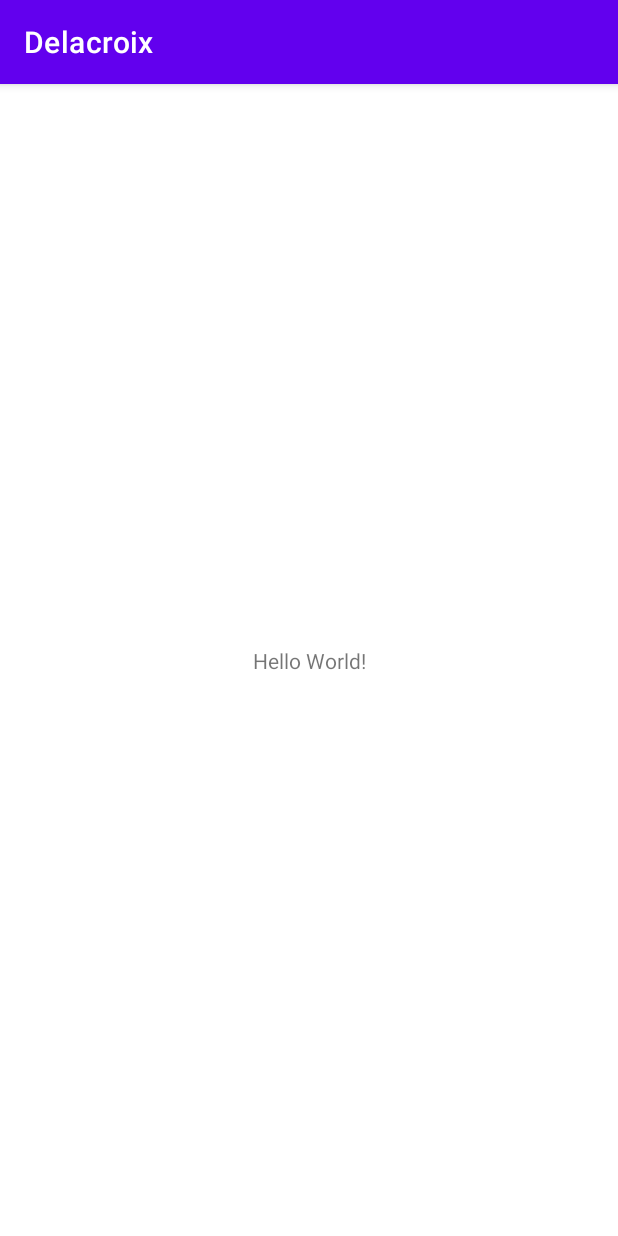
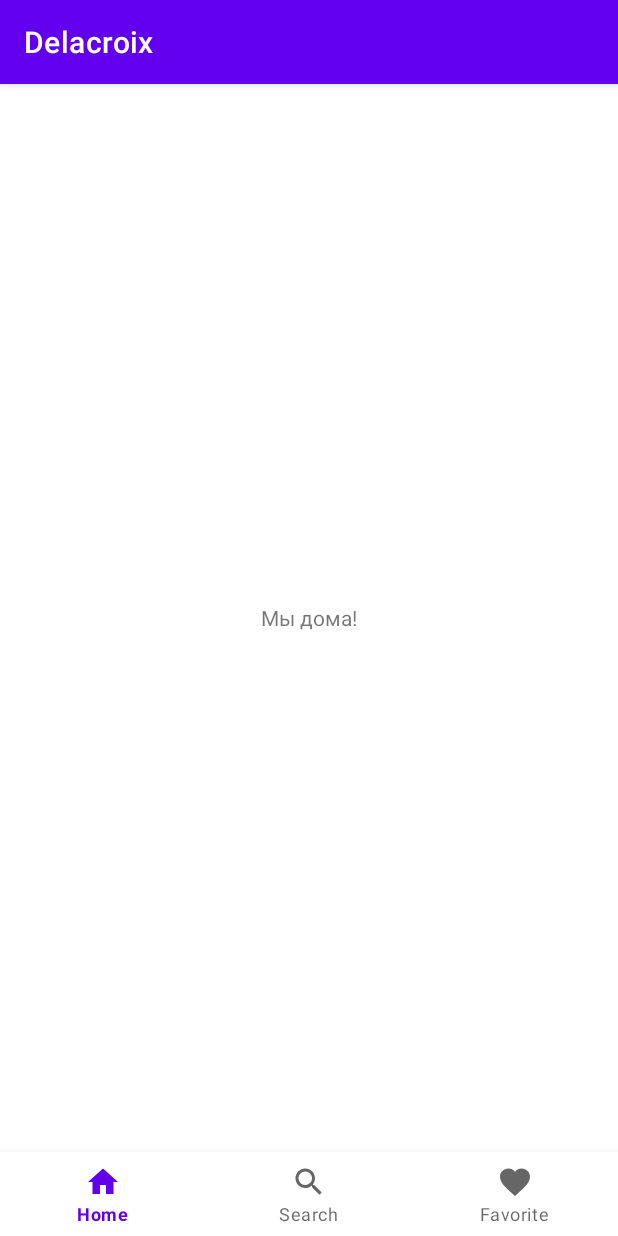
Before and after one commit to viktorsysuev/Delacroix, an Android app: the screen it shows after launch (MainActivity), on a phone screen of 412 x 824 dp. Run offline under Robolectric (Android 15) with nearby library versions, the phone set to English and light mode, and no system bars; our stand-ins replace navigation-ui.

Commit message:
[add] bottom navigation with navigation component

```diff
--- a/app/build.gradle
+++ b/app/build.gradle
@@ -29,6 +29,9 @@ android {
     kotlinOptions {
         jvmTarget = '1.8'
     }
+    buildFeatures {
+        viewBinding true
+    }
 }
 
 dependencies {
@@ -37,6 +40,12 @@ dependencies {
     implementation 'androidx.appcompat:appcompat:1.4.1'
     implementation 'com.google.android.material:material:1.5.0'
     implementation 'androidx.constraintlayout:constraintlayout:2.1.3'
+    implementation 'androidx.navigation:navigation-fragment-ktx:2.4.2'
+    implementation 'androidx.navigation:navigation-ui-ktx:2.4.2'
+    implementation 'androidx.legacy:legacy-support-v4:1.0.0'
+    implementation 'androidx.lifecycle:lifecycle-livedata-ktx:2.4.1'
+    implementation 'androidx.lifecycle:lifecycle-viewmodel-ktx:2.4.1'
+    implementation 'androidx.preference:preference:1.2.0'
     testImplementation 'junit:junit:4.13.2'
     androidTestImplementation 'androidx.test.ext:junit:1.1.3'
     androidTestImplementation 'androidx.test.espresso:espresso-core:3.4.0'
--- a/app/src/main/AndroidManifest.xml
+++ b/app/src/main/AndroidManifest.xml
@@ -10,7 +10,7 @@
         android:supportsRtl="true"
         android:theme="@style/Theme.Delacroix">
         <activity
-            android:name=".MainActivity"
+            android:name=".ui.MainActivity"
             android:exported="true">
             <intent-filter>
                 <action android:name="android.intent.action.MAIN" />
--- a/app/src/main/java/com/viktorsysuev/delacroix/MainActivity.kt
+++ /dev/null
@@ -1,11 +0,0 @@
-package com.viktorsysuev.delacroix
-
-import androidx.appcompat.app.AppCompatActivity
-import android.os.Bundle
-
-class MainActivity : AppCompatActivity() {
-    override fun onCreate(savedInstanceState: Bundle?) {
-        super.onCreate(savedInstanceState)
-        setContentView(R.layout.activity_main)
-    }
-}
--- /dev/null
+++ b/app/src/main/java/com/viktorsysuev/delacroix/ui/MainActivity.kt
@@ -0,0 +1,22 @@
+package com.viktorsysuev.delacroix.ui
+
+import android.os.Bundle
+import androidx.appcompat.app.AppCompatActivity
+import androidx.navigation.fragment.NavHostFragment
+import androidx.navigation.ui.setupWithNavController
+import com.google.android.material.bottomnavigation.BottomNavigationView
+import com.viktorsysuev.delacroix.R
+
+class MainActivity : AppCompatActivity() {
+    override fun onCreate(savedInstanceState: Bundle?) {
+        super.onCreate(savedInstanceState)
+        setContentView(R.layout.activity_main)
+
+        val bottomNavView = findViewById<BottomNavigationView>(R.id.bottom_navigation_view)
+        val navHostFragment =
+            supportFragmentManager.findFragmentById(R.id.fragmentContainerView) as NavHostFragment
+        val navController = navHostFragment.navController
+        bottomNavView.setupWithNavController(navController)
+    }
+
+}
--- /dev/null
+++ b/app/src/main/java/com/viktorsysuev/delacroix/ui/favorite/FavoriteFragment.kt
@@ -0,0 +1,22 @@
+package com.viktorsysuev.delacroix.ui.favorite
+
+import android.os.Bundle
+import android.view.LayoutInflater
+import android.view.View
+import android.view.ViewGroup
+import androidx.fragment.app.Fragment
+import com.viktorsysuev.delacroix.databinding.FragmentFavoriteBinding
+
+class FavoriteFragment : Fragment() {
+    private var _binding: FragmentFavoriteBinding? = null
+
+    private val binding get() = _binding!!
+
+    override fun onCreateView(
+        inflater: LayoutInflater,
+        container: ViewGroup?,
+        savedInstanceState: Bundle?
+    ): View = FragmentFavoriteBinding.inflate(inflater, container, false).also {
+        _binding = it
+    }.root
+}
--- /dev/null
+++ b/app/src/main/java/com/viktorsysuev/delacroix/ui/home/HomeFragment.kt
@@ -0,0 +1,30 @@
+package com.viktorsysuev.delacroix.ui.home
+
+import android.os.Bundle
+import android.view.LayoutInflater
+import android.view.View
+import android.view.ViewGroup
+import androidx.fragment.app.Fragment
+import com.viktorsysuev.delacroix.databinding.FragmentHomeBinding
+
+class HomeFragment : Fragment() {
+
+    private var _binding: FragmentHomeBinding? = null
+
+    private val binding get() = _binding!!
+
+    override fun onCreateView(
+        inflater: LayoutInflater,
+        container: ViewGroup?,
+        savedInstanceState: Bundle?
+    ): View =
+        FragmentHomeBinding.inflate(inflater, container, false).also {
+            _binding = it
+        }.root
+
+    override fun onViewCreated(view: View, savedInstanceState: Bundle?) {
+        super.onViewCreated(view, savedInstanceState)
+
+
+    }
+}
--- /dev/null
+++ b/app/src/main/java/com/viktorsysuev/delacroix/ui/search/SearchFragment.kt
@@ -0,0 +1,23 @@
+package com.viktorsysuev.delacroix.ui.search
+
+import android.os.Bundle
+import android.view.LayoutInflater
+import android.view.View
+import android.view.ViewGroup
+import androidx.fragment.app.Fragment
+import com.viktorsysuev.delacroix.databinding.FragmentSearchBinding
+
+class SearchFragment : Fragment() {
+
+    private var _binding: FragmentSearchBinding? = null
+
+    private val binding get() = _binding!!
+
+    override fun onCreateView(
+        inflater: LayoutInflater,
+        container: ViewGroup?,
+        savedInstanceState: Bundle?
+    ): View = FragmentSearchBinding.inflate(inflater, container, false).also {
+        _binding = it
+    }.root
+}
--- /dev/null
+++ b/app/src/main/res/drawable/ic_favorite.xml
@@ -0,0 +1,5 @@
+<vector android:height="24dp" android:tint="#FFFFFF"
+    android:viewportHeight="24" android:viewportWidth="24"
+    android:width="24dp" xmlns:android="http://schemas.android.com/apk/res/android">
+    <path android:fillColor="@android:color/white" android:pathData="M12,21.35l-1.45,-1.32C5.4,15.36 2,12.28 2,8.5 2,5.42 4.42,3 7.5,3c1.74,0 3.41,0.81 4.5,2.09C13.09,3.81 14.76,3 16.5,3 19.58,3 22,5.42 22,8.5c0,3.78 -3.4,6.86 -8.55,11.54L12,21.35z"/>
+</vector>
--- /dev/null
+++ b/app/src/main/res/drawable/ic_home.xml
@@ -0,0 +1,5 @@
+<vector android:height="24dp" android:tint="#FFFFFF"
+    android:viewportHeight="24" android:viewportWidth="24"
+    android:width="24dp" xmlns:android="http://schemas.android.com/apk/res/android">
+    <path android:fillColor="@android:color/white" android:pathData="M10,20v-6h4v6h5v-8h3L12,3 2,12h3v8z"/>
+</vector>
--- /dev/null
+++ b/app/src/main/res/drawable/ic_search.xml
@@ -0,0 +1,5 @@
+<vector android:height="24dp" android:tint="#FFFFFF"
+    android:viewportHeight="24" android:viewportWidth="24"
+    android:width="24dp" xmlns:android="http://schemas.android.com/apk/res/android">
+    <path android:fillColor="@android:color/white" android:pathData="M15.5,14h-0.79l-0.28,-0.27C15.41,12.59 16,11.11 16,9.5 16,5.91 13.09,3 9.5,3S3,5.91 3,9.5 5.91,16 9.5,16c1.61,0 3.09,-0.59 4.23,-1.57l0.27,0.28v0.79l5,4.99L20.49,19l-4.99,-5zM9.5,14C7.01,14 5,11.99 5,9.5S7.01,5 9.5,5 14,7.01 14,9.5 11.99,14 9.5,14z"/>
+</vector>
--- a/app/src/main/res/layout/activity_main.xml
+++ b/app/src/main/res/layout/activity_main.xml
@@ -1,18 +1,25 @@
 <?xml version="1.0" encoding="utf-8"?>
-<androidx.constraintlayout.widget.ConstraintLayout xmlns:android="http://schemas.android.com/apk/res/android"
-    xmlns:app="http://schemas.android.com/apk/res-auto"
+<LinearLayout xmlns:android="http://schemas.android.com/apk/res/android"
     xmlns:tools="http://schemas.android.com/tools"
     android:layout_width="match_parent"
     android:layout_height="match_parent"
-    tools:context=".MainActivity">
+    xmlns:app="http://schemas.android.com/apk/res-auto"
+    android:orientation="vertical"
+    tools:context=".ui.MainActivity">
 
-    <TextView
-        android:layout_width="wrap_content"
+    <androidx.fragment.app.FragmentContainerView
+        android:id="@+id/fragmentContainerView"
+        android:name="androidx.navigation.fragment.NavHostFragment"
+        android:layout_width="match_parent"
+        android:layout_height="0dp"
+        android:layout_weight="1"
+        app:defaultNavHost="true"
+        app:navGraph="@navigation/main_navigation_graph" />
+
+    <com.google.android.material.bottomnavigation.BottomNavigationView
+        android:id="@+id/bottom_navigation_view"
+        android:layout_width="match_parent"
         android:layout_height="wrap_content"
-        android:text="Hello World!"
-        app:layout_constraintBottom_toBottomOf="parent"
-        app:layout_constraintLeft_toLeftOf="parent"
-        app:layout_constraintRight_toRightOf="parent"
-        app:layout_constraintTop_toTopOf="parent" />
+        app:menu="@menu/bottom_navigation_menu" />
 
-</androidx.constraintlayout.widget.ConstraintLayout>
+</LinearLayout>
--- /dev/null
+++ b/app/src/main/res/layout/fragment_favorite.xml
@@ -0,0 +1,11 @@
+<?xml version="1.0" encoding="utf-8"?>
+<FrameLayout xmlns:android="http://schemas.android.com/apk/res/android"
+    android:layout_width="match_parent"
+    android:layout_height="match_parent">
+
+    <TextView
+        android:text="Избранное"
+        android:layout_width="wrap_content"
+        android:layout_height="wrap_content" />
+
+</FrameLayout>
--- /dev/null
+++ b/app/src/main/res/layout/fragment_home.xml
@@ -0,0 +1,12 @@
+<?xml version="1.0" encoding="utf-8"?>
+<FrameLayout xmlns:android="http://schemas.android.com/apk/res/android"
+    android:layout_width="match_parent"
+    android:layout_height="match_parent">
+
+    <TextView
+        android:layout_width="wrap_content"
+        android:layout_height="wrap_content"
+        android:layout_gravity="center"
+        android:text="Мы дома!" />
+
+</FrameLayout>
--- /dev/null
+++ b/app/src/main/res/layout/fragment_search.xml
@@ -0,0 +1,11 @@
+<?xml version="1.0" encoding="utf-8"?>
+<FrameLayout xmlns:android="http://schemas.android.com/apk/res/android"
+    android:layout_width="match_parent"
+    android:layout_height="match_parent">
+
+    <TextView
+        android:layout_width="wrap_content"
+        android:layout_height="wrap_content"
+        android:text="Поиск" />
+
+</FrameLayout>
--- /dev/null
+++ b/app/src/main/res/menu/bottom_navigation_menu.xml
@@ -0,0 +1,18 @@
+<?xml version="1.0" encoding="utf-8"?>
+<menu xmlns:android="http://schemas.android.com/apk/res/android">
+
+    <item
+        android:id="@+id/home"
+        android:icon="@drawable/ic_home"
+        android:title="@string/home_title" />
+
+    <item
+        android:id="@+id/search"
+        android:icon="@drawable/ic_search"
+        android:title="@string/search_title" />
+
+    <item
+        android:id="@+id/favorite"
+        android:icon="@drawable/ic_favorite"
+        android:title="@string/favorite_title" />
+</menu>
--- /dev/null
+++ b/app/src/main/res/navigation/favorite.xml
@@ -0,0 +1,11 @@
+<?xml version="1.0" encoding="utf-8"?>
+<navigation xmlns:android="http://schemas.android.com/apk/res/android"
+    xmlns:app="http://schemas.android.com/apk/res-auto"
+    android:id="@+id/favorite"
+    app:startDestination="@id/favoriteFragment">
+
+    <fragment
+        android:id="@+id/favoriteFragment"
+        android:name="com.viktorsysuev.delacroix.ui.favorite.FavoriteFragment"
+        android:label="FavoriteFragment" />
+</navigation>
--- /dev/null
+++ b/app/src/main/res/navigation/home.xml
@@ -0,0 +1,11 @@
+<?xml version="1.0" encoding="utf-8"?>
+<navigation xmlns:android="http://schemas.android.com/apk/res/android"
+    xmlns:app="http://schemas.android.com/apk/res-auto"
+    android:id="@+id/home"
+    app:startDestination="@id/homeFragment">
+
+    <fragment
+        android:id="@+id/homeFragment"
+        android:name="com.viktorsysuev.delacroix.ui.home.HomeFragment"
+        android:label="HomeFragment" />
+</navigation>
--- /dev/null
+++ b/app/src/main/res/navigation/main_navigation_graph.xml
@@ -0,0 +1,10 @@
+<?xml version="1.0" encoding="utf-8"?>
+<navigation xmlns:android="http://schemas.android.com/apk/res/android"
+    xmlns:app="http://schemas.android.com/apk/res-auto"
+    android:id="@+id/main_navigation_graph"
+    app:startDestination="@id/home">
+
+    <include app:graph="@navigation/home" />
+    <include app:graph="@navigation/search" />
+    <include app:graph="@navigation/favorite" />
+</navigation>
--- /dev/null
+++ b/app/src/main/res/navigation/search.xml
@@ -0,0 +1,11 @@
+<?xml version="1.0" encoding="utf-8"?>
+<navigation xmlns:android="http://schemas.android.com/apk/res/android"
+    xmlns:app="http://schemas.android.com/apk/res-auto"
+    android:id="@+id/search"
+    app:startDestination="@id/searchFragment">
+
+    <fragment
+        android:id="@+id/searchFragment"
+        android:name="com.viktorsysuev.delacroix.ui.search.SearchFragment"
+        android:label="SearchFragment" />
+</navigation>
--- a/app/src/main/res/values/strings.xml
+++ b/app/src/main/res/values/strings.xml
@@ -1,3 +1,6 @@
 <resources>
-    <string name="app_name">Delacroix</string>
+    <string name="app_name" translatable="false">Delacroix</string>
+    <string name="home_title">Home</string>
+    <string name="search_title">Search</string>
+    <string name="favorite_title">Favorite</string>
 </resources>
```
Also changed, not shown: 1 other file.
